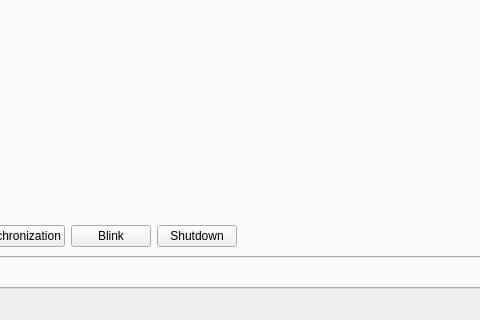
Before: the Qt Designer form src/coordinator/coordinator.ui in olivierfriard/raspberry_video-recording_coordinator, drawn with Qt 5; both pictures show x 505 to 985 and y 569 to 889 of the 1285 by 889 pixel window.
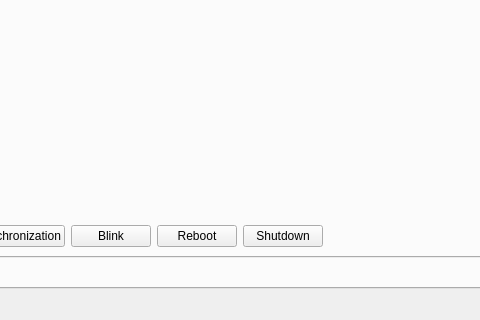
After: the same form once the commit is applied. The open tabs and pages were chosen to show the change.

```diff
--- a/src/coordinator/coordinator.ui
+++ b/src/coordinator/coordinator.ui
@@ -332,6 +332,13 @@
                       </property>
                      </widget>
                     </item>
+                    <item>
+                     <widget class="QPushButton" name="reboot_pb">
+                      <property name="text">
+                       <string>Reboot</string>
+                      </property>
+                     </widget>
+                    </item>
                     <item>
                      <widget class="QPushButton" name="shutdown_pb">
                       <property name="text">
```
Left out of the diff: 2 changed lines with no effect on the pictures.
